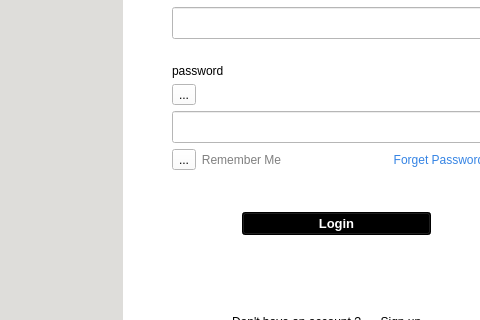
Qt form School_System/ui/login.ui (KasperJack/School-Management-System) before a commit; both pictures show x 0 to 480 and y 226 to 546 of the 673 by 686 pixel window.
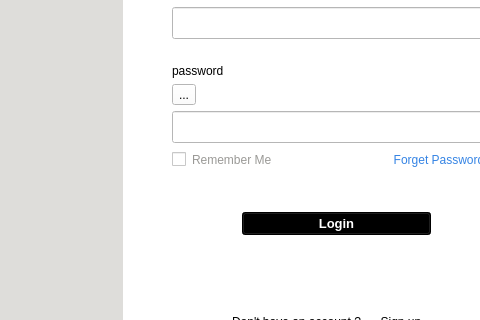
The same form after that commit.

```diff
--- a/School_System/ui/login.ui
+++ b/School_System/ui/login.ui
@@ -153,32 +153,13 @@
                 <number>0</number>
                </property>
                <item>
-                <widget class="QToolButton" name="remember_me_button">
-                 <property name="text">
-                  <string>...</string>
-                 </property>
-                 <property name="checkable">
-                  <bool>true</bool>
-                 </property>
-                </widget>
-               </item>
-               <item>
-                <widget class="QPushButton" name="pushButton_3">
-                 <property name="enabled">
-                  <bool>false</bool>
-                 </property>
+                <widget class="QCheckBox" name="remember_me_button">
                  <property name="styleSheet">
-                  <string notr="true">
-color: grey;
-
-</string>
+                  <string notr="true">color: rgb(154, 153, 150);</string>
                  </property>
                  <property name="text">
                   <string>Remember Me</string>
                  </property>
-                 <property name="flat">
-                  <bool>true</bool>
-                 </property>
                 </widget>
                </item>
               </layout>
```
